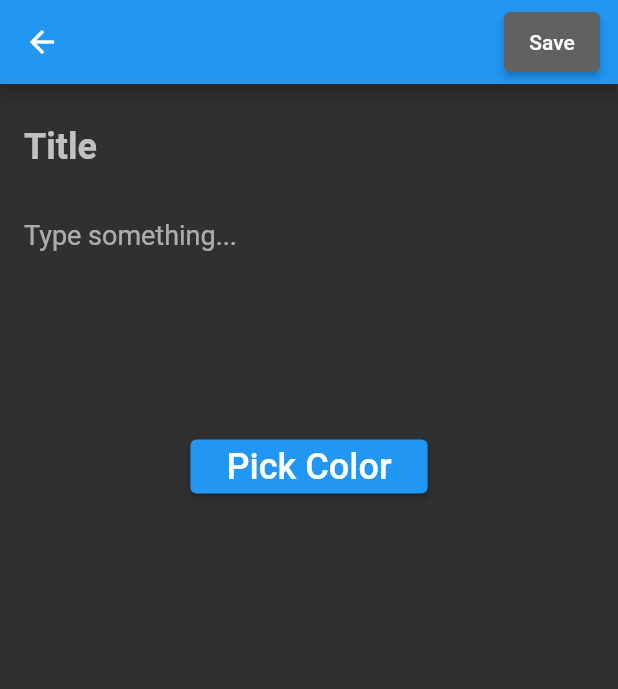
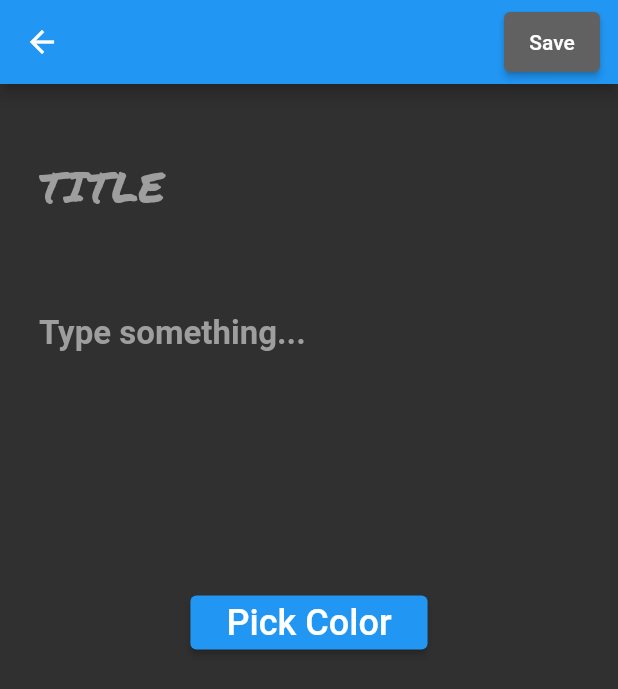
Before and after one commit to pytholic/FlutterNotesApp, a Flutter app: the AddEditNotePage screen opened directly, on a phone screen of 412 x 824 dp. Shown: the top 689 px of the screen. Run offline on Flutter 3.47's test engine with Material 2 defaults, Android fonts, the phone set to English and light mode, and no system bars; our stand-ins replace flutter_colorpicker, google_fonts.

Commit message:
stylizing title and description fonts

```diff
--- a/notes_app/lib/widget/note_form_widget.dart
+++ b/notes_app/lib/widget/note_form_widget.dart
@@ -1,5 +1,8 @@
+import 'dart:ui';
+
 import 'package:flutter/material.dart';
 import 'package:flutter_colorpicker/flutter_colorpicker.dart';
+import 'package:google_fonts/google_fonts.dart';
 import 'package:notes_app/model/note.dart';
 import 'package:notes_app/widget/note_form_widget.dart';
 import 'package:notes_app/pages/main_page.dart';
@@ -49,18 +52,15 @@ class _NoteFormWidgetState extends State<NoteFormWidget> {
   Widget build(BuildContext context) => SingleChildScrollView(
         child: Padding(
           padding: EdgeInsets.all(16),
-          // child: Container(
-          //   //color: Colors.grey[850], //currentColor,
-          //   width: double.infinity,
-          //   height: double.infinity,
           child: Column(
             mainAxisSize: MainAxisSize.min,
             children: [
+              Padding(padding: EdgeInsets.only(top: 20.0)),
               buildTitle(),
-              SizedBox(height: 10),
+              // Padding to add space between widgets, we can also use SizedBox
+              Padding(padding: EdgeInsets.only(top: 40.0)),
               buildDescription(),
-              SizedBox(height: 24),
-              //SizedBox(height: 24),
+              Padding(padding: EdgeInsets.only(top: 40.0)),
               ElevatedButton(
                 style: ElevatedButton.styleFrom(
                   padding: EdgeInsets.symmetric(horizontal: 24),
@@ -77,42 +77,70 @@ class _NoteFormWidgetState extends State<NoteFormWidget> {
       );
 
   Widget buildTitle() => Material(
+        borderRadius: BorderRadius.circular(10),
         color: pickerColor,
+        // Wrap inside Row to add Padding on the left side
+        child: Row(
+          mainAxisSize: MainAxisSize.min,
+          children: [
+            Padding(padding: EdgeInsets.only(left: 10.0)),
+            Expanded(
               child: TextFormField(
+                inputFormatters: [UpperCaseTextFormatter()],
                 maxLines: 1,
-          initialValue: title,
-          style: TextStyle(
-            color: Colors.white70,
-            fontWeight: FontWeight.bold,
-            fontSize: 24,
-          ),
+                initialValue: title.toUpperCase(),
+                style: GoogleFonts.permanentMarker(
+                    fontSize: 28,
+                    fontWeight: FontWeight.normal,
+                    color: Colors.grey[700]),
                 decoration: InputDecoration(
                   border: InputBorder.none,
-            hintText: 'Title',
-            hintStyle: TextStyle(color: Colors.white70),
+                  hintText: 'Title'.toUpperCase(),
+                  hintStyle: GoogleFonts.permanentMarker(
+                      fontSize: 28,
+                      fontWeight: FontWeight.normal,
+                      color: Colors.grey[500]),
                 ),
                 validator: (title) => title != null && title.isEmpty
                     ? 'The title cannot be empty'
                     : null,
                 onChanged: (pass) {}, //onChangedTitle,
               ),
+            ),
+          ],
+        ),
       );
 
   Widget buildDescription() => Material(
+        borderRadius: BorderRadius.circular(10),
         color: pickerColor,
+        child: Row(
+          mainAxisSize: MainAxisSize.min,
+          children: [
+            Padding(padding: EdgeInsets.only(left: 10.0)),
+            Expanded(
               child: TextFormField(
                 maxLines: 5,
                 initialValue: description,
-          style: TextStyle(color: Colors.white60, fontSize: 18),
+                style: GoogleFonts.shadowsIntoLight(
+                    fontSize: 22,
+                    fontWeight: FontWeight.bold,
+                    color: Colors.grey[700]),
                 decoration: InputDecoration(
                   border: InputBorder.none,
                   hintText: 'Type something...',
-            hintStyle: TextStyle(color: Colors.white60),
+                  hintStyle: GoogleFonts.shadowsIntoLight(
+                      fontSize: 22,
+                      fontWeight: FontWeight.bold,
+                      color: Colors.grey[500]),
                 ),
                 validator: (title) => title != null && title.isEmpty
                     ? 'The description cannot be empty'
                     : null,
                 onChanged: (pass) {}, //onChangedDescription,
+              ),
+            ),
+          ],
         ),
       );
 
@@ -128,7 +156,7 @@ class _NoteFormWidgetState extends State<NoteFormWidget> {
           content: Column(
             mainAxisSize: MainAxisSize.min,
             children: [
-              buildColorPicker(),
+              buildColorPickerBlock(),
               TextButton(
                 child: Text('SELECT', style: TextStyle(fontSize: 20)),
                 onPressed: () => Navigator.of(context).pop(),
@@ -138,8 +166,25 @@ class _NoteFormWidgetState extends State<NoteFormWidget> {
         ),
       );
 
-  Widget buildColorPicker() => ColorPicker(
+  Widget buildColorPickerRGB() => ColorPicker(
+        pickerColor: pickerColor,
+        enableAlpha: false, // hides alpha channel slider
+        labelTypes: [], // hides extra text in color picker like rgb values
+        onColorChanged: (color) => setState(() => pickerColor = color),
+      );
+
+  Widget buildColorPickerBlock() => BlockPicker(
         pickerColor: pickerColor,
         onColorChanged: (color) => setState(() => pickerColor = color),
+        availableColors: [
+          Colors.pink.shade100,
+          Colors.orangeAccent.shade100,
+          Colors.lime.shade300,
+          Colors.green.shade200,
+          Colors.blue.shade200,
+          Colors.indigo.shade100,
+          Colors.deepPurple.shade100,
+          Colors.blueGrey.shade100,
+        ],
       );
 }
```
Also changed, not shown: 1 other file. Lines whose indentation alone changed are shown as unchanged.
